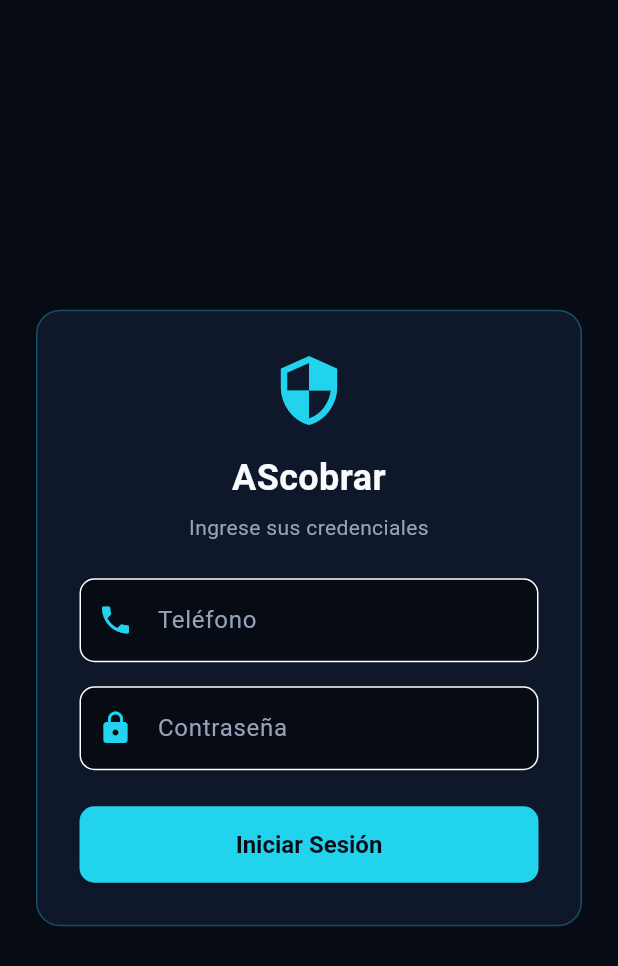
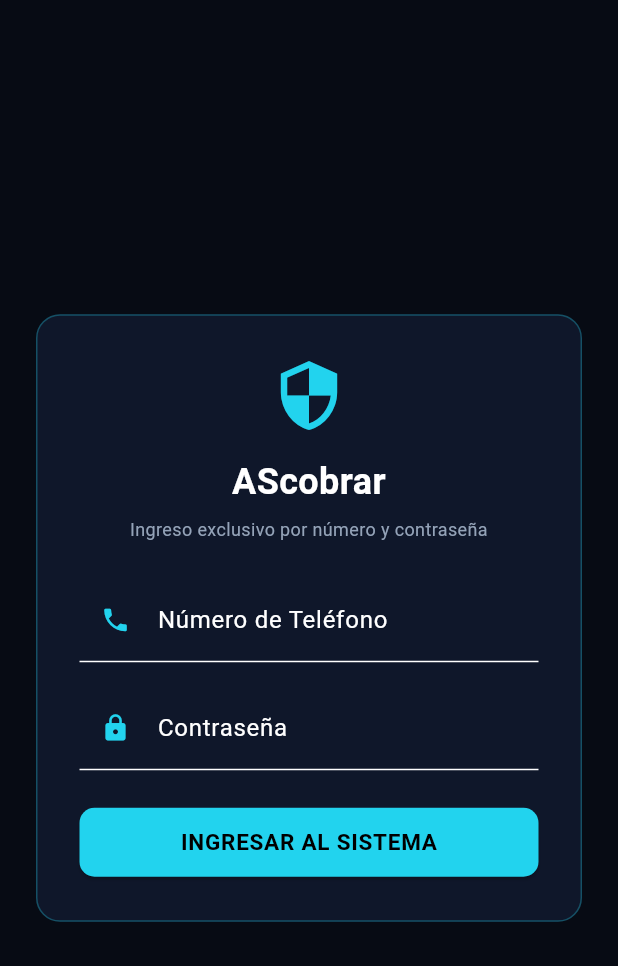
Before and after one commit to Avrorasoft/AScobrar, a Flutter app: the screen it shows after launch, on a phone screen of 412 x 824 dp. Shown: the top 966 px of the screen. Run offline on Flutter 3.47's test engine with Material 3 defaults, Android fonts, the phone set to English and light mode, and no system bars; our stand-ins replace cloud_firestore, connectivity_plus, firebase_core, flutter_animate, flutter_local_notifications, flutter_riverpod and 6 more; accounts and stored records are empty.

Commit message:
fix: autenticacion asincrona directa contra firestore y login funcional para cobradores

```diff
--- a/lib/providers/auth_provider.dart
+++ b/lib/providers/auth_provider.dart
@@ -65,7 +65,7 @@ class CurrentUserNotifier extends StateNotifier<AppUser?> {
       }
     } catch (_) {}
 
-    final localUser = DataService.authenticate(phone: cleanPhone, password: cleanPass);
+    final localUser = await DataService.authenticate(phone: cleanPhone, password: cleanPass);
     if (localUser != null) {
       await DataService.saveUserSession(localUser);
       state = localUser;
--- a/lib/screens/auth/login_screen.dart
+++ b/lib/screens/auth/login_screen.dart
@@ -1,15 +1,17 @@
 import 'package:flutter/material.dart';
+import 'package:flutter_riverpod/flutter_riverpod.dart';
 import '../../core/theme/app_colors.dart';
+import '../../providers/auth_provider.dart';
 import '../../services/data_service.dart';
 
-class LoginScreen extends StatefulWidget {
+class LoginScreen extends ConsumerStatefulWidget {
   const LoginScreen({super.key});
 
   @override
-  State<LoginScreen> createState() => _LoginScreenState();
+  ConsumerState<LoginScreen> createState() => _LoginScreenState();
 }
 
-class _LoginScreenState extends State<LoginScreen> {
+class _LoginScreenState extends ConsumerState<LoginScreen> {
   final _phoneController = TextEditingController();
   final _passController = TextEditingController();
   bool _isLoading = false;
@@ -23,31 +25,46 @@ class _LoginScreenState extends State<LoginScreen> {
   }
 
   Future<void> _handleLogin() async {
+    final phone = _phoneController.text.trim();
+    final password = _passController.text.trim();
+
+    if (phone.isEmpty || password.isEmpty) {
+      setState(() {
+        _errorMessage = 'Por favor ingresa tu teléfono y contraseña.';
+      });
+      return;
+    }
+
     setState(() {
       _isLoading = true;
       _errorMessage = null;
     });
 
-    final phone = _phoneController.text.trim();
-    final password = _passController.text.trim();
+    try {
+      // Autenticación dual (Hive local + Cloud Firestore)
+      final user = await DataService.authenticate(phone: phone, password: password);
 
-    // Validar autenticación directamente contra DataService (Hive local)
-    final user = DataService.authenticate(phone: phone, password: password);
+      if (user != null) {
+        await DataService.saveUserSession(user);
+        ref.read(currentUserProvider.notifier).state = user;
 
-    if (user != null) {
-      await DataService.saveUserSession(user);
-      if (!mounted) return;
+        if (!mounted) return;
 
-      // Redirección manual única y definitiva según rol
-      if (user.isOwner) {
-        Navigator.pushReplacementNamed(context, '/admin');
+        if (user.isOwner) {
+          Navigator.pushNamedAndRemoveUntil(context, '/admin', (route) => false);
+        } else {
+          Navigator.pushNamedAndRemoveUntil(context, '/collector', (route) => false);
+        }
       } else {
-        Navigator.pushReplacementNamed(context, '/collector');
+        setState(() {
+          _isLoading = false;
+          _errorMessage = 'Teléfono o contraseña incorrectos.';
+        });
       }
-    } else {
+    } catch (e) {
       setState(() {
         _isLoading = false;
-        _errorMessage = 'Teléfono o contraseña incorrectos.';
+        _errorMessage = 'Error de conexión: $e';
       });
     }
   }
@@ -79,78 +96,72 @@ class _LoginScreenState extends State<LoginScreen> {
                   style: TextStyle(
                     fontSize: 24,
                     fontWeight: FontWeight.bold,
-                    color: AppColors.textLight,
+                    color: Colors.white,
                   ),
                 ),
                 const SizedBox(height: 6),
                 const Text(
-                  'Ingrese sus credenciales',
+                  'Ingreso exclusivo por número y contraseña',
                   textAlign: TextAlign.center,
-                  style: TextStyle(fontSize: 14, color: AppColors.textMuted),
+                  style: TextStyle(fontSize: 12, color: AppColors.textMuted),
                 ),
                 const SizedBox(height: 24),
-                if (_errorMessage != null) ...[
+                if (_errorMessage != null)
                   Container(
                     padding: const EdgeInsets.all(10),
+                    margin: const EdgeInsets.only(bottom: 16),
                     decoration: BoxDecoration(
-                      color: AppColors.alarmRed.withOpacity(0.15),
+                      color: Colors.redAccent.withOpacity(0.15),
                       borderRadius: BorderRadius.circular(8),
-                      border: Border.all(color: AppColors.alarmRed),
+                      border: Border.all(color: Colors.redAccent.withOpacity(0.4)),
                     ),
                     child: Text(
                       _errorMessage!,
-                      style: const TextStyle(color: AppColors.alarmRed, fontSize: 13),
+                      style: const TextStyle(color: Colors.redAccent, fontSize: 12),
                       textAlign: TextAlign.center,
                     ),
                   ),
-                  const SizedBox(height: 16),
-                ],
                 TextField(
                   controller: _phoneController,
                   keyboardType: TextInputType.phone,
-                  style: const TextStyle(color: AppColors.textLight),
-                  decoration: InputDecoration(
-                    labelText: 'Teléfono',
-                    labelStyle: const TextStyle(color: AppColors.textMuted),
-                    prefixIcon: const Icon(Icons.phone, color: AppColors.neonCyan),
-                    filled: true,
-                    fillColor: AppColors.bgDark,
-                    border: OutlineInputBorder(borderRadius: BorderRadius.circular(10)),
+                  style: const TextStyle(color: Colors.white),
+                  decoration: const InputDecoration(
+                    labelText: 'Número de Teléfono',
+                    prefixIcon: Icon(Icons.phone, color: AppColors.neonCyan, size: 20),
                   ),
                 ),
                 const SizedBox(height: 16),
                 TextField(
                   controller: _passController,
                   obscureText: true,
-                  style: const TextStyle(color: AppColors.textLight),
+                  style: const TextStyle(color: Colors.white),
+                  decoration: const InputDecoration(
+                    labelText: 'Contraseña',
+                    prefixIcon: Icon(Icons.lock, color: AppColors.neonCyan, size: 20),
+                  ),
                   onSubmitted: (_) => _handleLogin(),
-                  decoration: InputDecoration(
-                    labelText: 'Contraseña',
-                    labelStyle: const TextStyle(color: AppColors.textMuted),
-                    prefixIcon: const Icon(Icons.lock, color: AppColors.neonCyan),
-                    filled: true,
-                    fillColor: AppColors.bgDark,
-                    border: OutlineInputBorder(borderRadius: BorderRadius.circular(10)),
-                  ),
                 ),
                 const SizedBox(height: 24),
                 ElevatedButton(
+                  onPressed: _isLoading ? null : _handleLogin,
                   style: ElevatedButton.styleFrom(
                     backgroundColor: AppColors.neonCyan,
-                    foregroundColor: AppColors.bgDark,
-                    padding: const EdgeInsets.symmetric(vertical: 16),
+                    padding: const EdgeInsets.symmetric(vertical: 14),
                     shape: RoundedRectangleBorder(borderRadius: BorderRadius.circular(10)),
                   ),
-                  onPressed: _isLoading ? null : _handleLogin,
                   child: _isLoading
                       ? const SizedBox(
+                          height: 20,
                           width: 20,
-                          height: 20,
-                          child: CircularProgressIndicator(strokeWidth: 2, color: AppColors.bgDark),
+                          child: CircularProgressIndicator(strokeWidth: 2, color: Colors.black),
                         )
                       : const Text(
-                          'Iniciar Sesión',
-                          style: TextStyle(fontWeight: FontWeight.bold, fontSize: 16),
+                          'INGRESAR AL SISTEMA',
+                          style: TextStyle(
+                            color: Colors.black,
+                            fontWeight: FontWeight.bold,
+                            letterSpacing: 0.5,
+                          ),
                         ),
                 ),
               ],
```
Also changed, not shown: lib/services/data_service.dart (+29 -7 lines).
